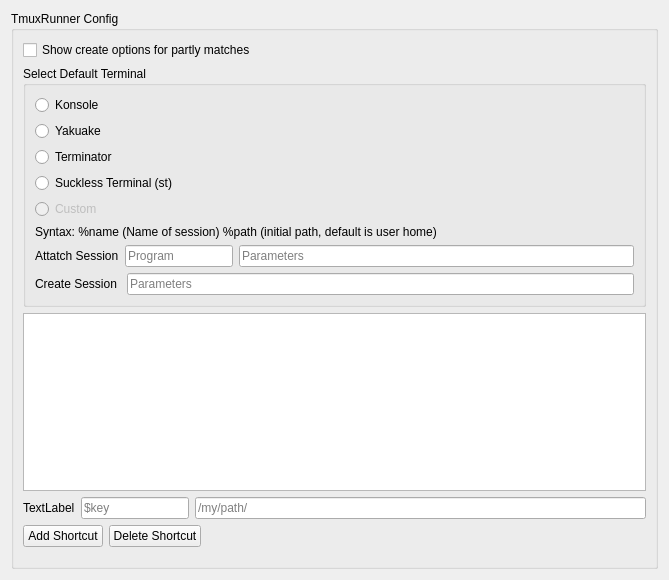
Before: the Qt Designer form src/config/tmuxrunner_config.ui in alex1701c/TmuxRunner, drawn with Qt 5.
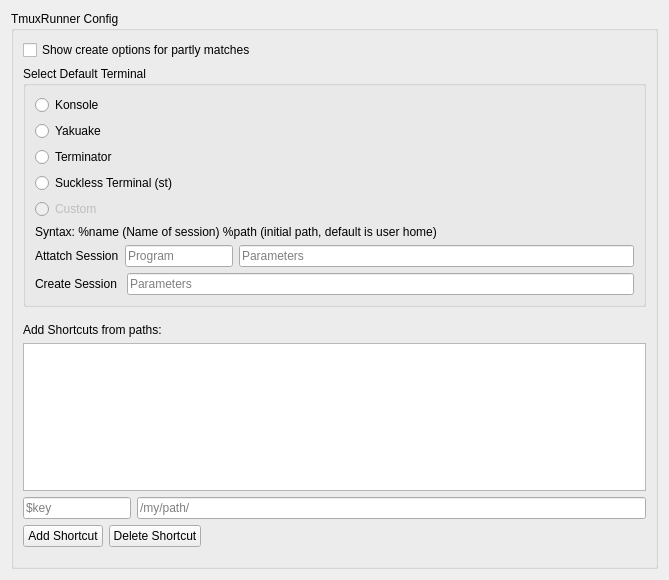
After: the same form once the commit is applied.

Commit message: Finish ui, add finish shortcuts

The edit to the form file:
```diff
--- a/src/config/tmuxrunner_config.ui
+++ b/src/config/tmuxrunner_config.ui
@@ -145,17 +145,27 @@
        </widget>
       </item>
       <item>
-       <widget class="QListWidget" name="shortcutList"/>
+       <layout class="QVBoxLayout" name="verticalLayout_3">
+        <property name="sizeConstraint">
+         <enum>QLayout::SetFixedSize</enum>
+        </property>
+        <property name="topMargin">
+         <number>10</number>
+        </property>
+       </layout>
       </item>
-      <item>
-       <layout class="QHBoxLayout" name="horizontalLayout_3">
         <item>
          <widget class="QLabel" name="label">
           <property name="text">
-           <string>TextLabel</string>
+         <string>Add Shortcuts from paths:</string>
           </property>
          </widget>
         </item>
+      <item>
+       <widget class="QListWidget" name="shortcutList"/>
+      </item>
+      <item>
+       <layout class="QHBoxLayout" name="horizontalLayout_3">
         <item alignment="Qt::AlignLeft">
          <widget class="QLineEdit" name="shortcutKey">
           <property name="placeholderText">
```
Lines whose indentation alone changed are shown as unchanged. The commit also changes 3 other files.
